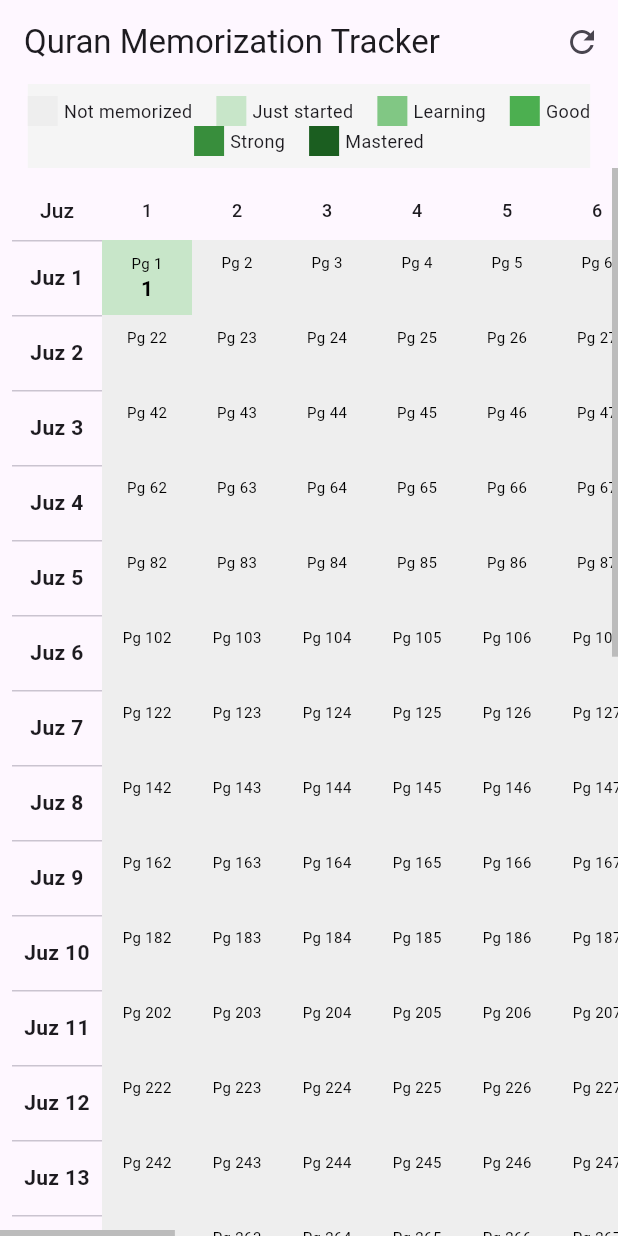
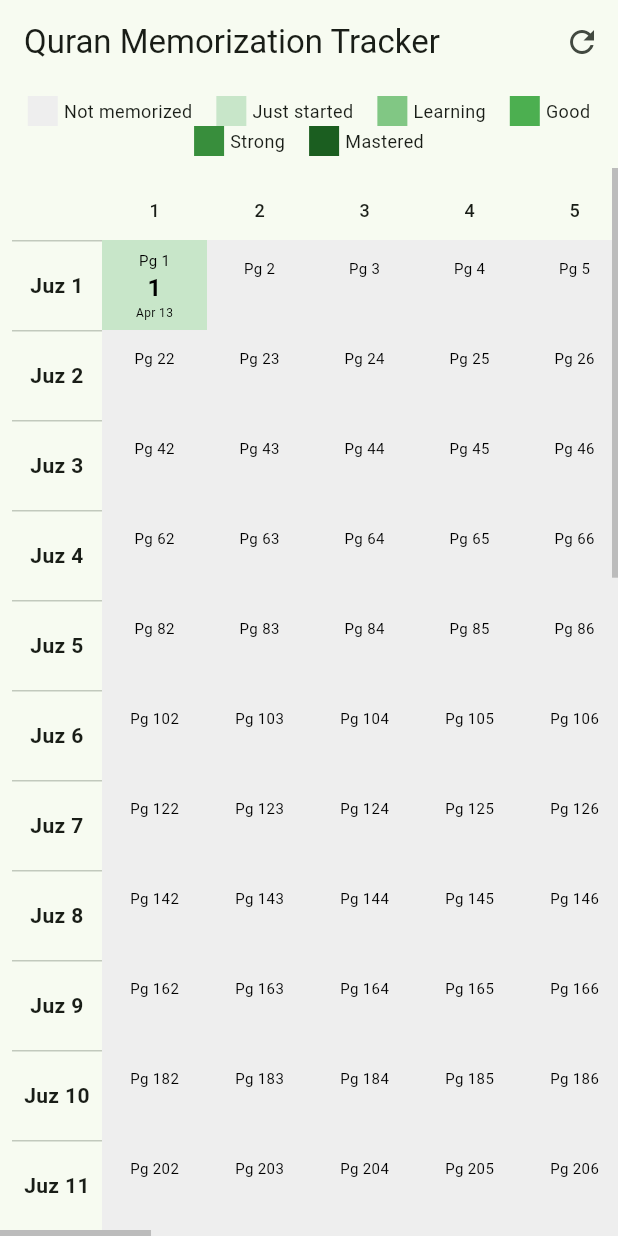
Before and after one commit to Fazwalrus/quran_memorization_tracker, a Flutter app: the screen it shows after launch, after a tap on an icon or button, on a phone screen of 412 x 824 dp. Run offline on Flutter 3.47's test engine with Material 3 defaults, Android fonts, the phone set to English and light mode, and no system bars; our stand-ins replace shared_preferences.

Commit message:
Support theme switch

```diff
--- a/lib/main.dart
+++ b/lib/main.dart
@@ -1,6 +1,7 @@
 import 'package:flutter/material.dart';
 import 'package:shared_preferences/shared_preferences.dart';
 import 'dart:convert';
+import 'package:intl/intl.dart';
 
 void main() {
   WidgetsFlutterBinding.ensureInitialized();
@@ -15,9 +16,20 @@ class QuranMemorizationApp extends StatelessWidget {
     return MaterialApp(
       title: 'Quran Memorization Tracker',
       theme: ThemeData(
-        primarySwatch: Colors.green,
-        visualDensity: VisualDensity.adaptivePlatformDensity,
+        colorScheme: ColorScheme.fromSeed(
+          seedColor: Colors.green,
+          brightness: Brightness.light,
+        ),
+        useMaterial3: true,
       ),
+      darkTheme: ThemeData(
+        colorScheme: ColorScheme.fromSeed(
+          seedColor: Colors.green,
+          brightness: Brightness.dark,
+        ),
+        useMaterial3: true,
+      ),
+      themeMode: ThemeMode.system,
       home: const MemorizationGrid(),
     );
   }
@@ -27,24 +39,26 @@ class MemorizationGrid extends StatefulWidget {
   const MemorizationGrid({super.key});
 
   @override
-  MemorizationGridState createState() => MemorizationGridState();
+  State<MemorizationGrid> createState() => _MemorizationGridState();
 }
 
-class MemorizationGridState extends State<MemorizationGrid> {
+class _MemorizationGridState extends State<MemorizationGrid> {
   final int juzCount = 30;
   late List<List<int>> data;
+  late List<List<DateTime?>> revisedDates;
   late List<int> pagesPerJuz;
   bool _isLoading = true;
   final ScrollController _horizontalScrollController = ScrollController();
   final ScrollController _verticalScrollController = ScrollController();
+  final DateFormat _dateFormat = DateFormat('MMM d');
 
   @override
   void initState() {
     super.initState();
     pagesPerJuz = List.generate(juzCount, (index) {
-      if (index == 0) return 21;    // Juz 1 has 21 pages
-      if (index == 29) return 23;   // Juz 30 has 23 pages
-      return 20;                    // Juz 2-29 have 20 pages
+      if (index == 0) return 21;
+      if (index == 29) return 23;
+      return 20;
     });
     _loadData();
   }
@@ -52,6 +66,7 @@ class MemorizationGridState extends State<MemorizationGrid> {
   Future<void> _loadData() async {
     SharedPreferences prefs = await SharedPreferences.getInstance();
     String? savedData = prefs.getString('memorization_data');
+    String? savedDates = prefs.getString('memorization_dates');
 
     if (savedData != null) {
       List<dynamic> jsonData = json.decode(savedData);
@@ -65,6 +80,15 @@ class MemorizationGridState extends State<MemorizationGrid> {
       _initializeDefaultData();
     }
 
+    if (savedDates != null) {
+      List<dynamic> jsonDates = json.decode(savedDates);
+      revisedDates = jsonDates.map((juz) =>
+        (juz as List).map((date) => date != null ? DateTime.parse(date) : null).toList()
+      ).toList();
+    } else {
+      revisedDates = List.generate(juzCount, (juz) => List.generate(pagesPerJuz[juz], (_) => null));
+    }
+
     setState(() {
       _isLoading = false;
     });
@@ -72,36 +96,51 @@ class MemorizationGridState extends State<MemorizationGrid> {
 
   void _initializeDefaultData() {
     data = List.generate(juzCount, (juz) => List.generate(pagesPerJuz[juz], (_) => 0));
+    revisedDates = List.generate(juzCount, (juz) => List.generate(pagesPerJuz[juz], (_) => null));
   }
 
   Future<void> _saveData() async {
     SharedPreferences prefs = await SharedPreferences.getInstance();
     await prefs.setString('memorization_data', json.encode(data));
+    await prefs.setString('memorization_dates', json.encode(
+      revisedDates.map((juz) => juz.map((date) => date?.toIso8601String()).toList()).toList()
+    ));
   }
 
   void _updateStrength(int juzIndex, int pageIndex) async {
     setState(() {
       data[juzIndex][pageIndex] = (data[juzIndex][pageIndex] + 1) % 6;
+      if (data[juzIndex][pageIndex] > 0) {
+        revisedDates[juzIndex][pageIndex] = DateTime.now();
+      } else {
+        revisedDates[juzIndex][pageIndex] = null;
+      }
     });
     await _saveData();
   }
 
-  Color getStrengthColor(int level) {
+  Color getStrengthColor(int level, BuildContext context) {
+    final bool isDark = Theme.of(context).brightness == Brightness.dark;
+
     switch (level) {
       case 0:
-        return Colors.grey[200]!;
-      case 1:
-        return Colors.green[100]!;
-      case 2:
-        return Colors.green[300]!;
-      case 3:
-        return Colors.green[500]!;
-      case 4:
-        return Colors.green[700]!;
-      case 5:
-        return Colors.green[900]!;
+        return isDark ? Colors.grey[800]! : Colors.grey[200]!;
+      case 1: return isDark ? Colors.green[500]! : Colors.green[100]!;
+      case 2: return isDark ? Colors.green[600]! : Colors.green[300]!;
+      case 3: return isDark ? Colors.green[700]! : Colors.green[500]!;
+      case 4: return isDark ? Colors.green[800]! : Colors.green[700]!;
+      case 5: return isDark ? Colors.green[900]! : Colors.green[900]!;
       default:
-        return Colors.grey;
+        return isDark ? Colors.grey[900]! : Colors.grey[100]!;
+    }
+  }
+
+  Color getTextColor(int level, BuildContext context) {
+    final bool isDark = Theme.of(context).brightness == Brightness.dark;
+    if (isDark) {
+      return level < 3 ? Colors.white : Colors.white;
+    } else {
+      return level > 2 ? Colors.white : Colors.black;
     }
   }
 
@@ -162,17 +201,17 @@ class MemorizationGridState extends State<MemorizationGrid> {
           // Legend
           Container(
             padding: const EdgeInsets.symmetric(vertical: 8),
-            color: Colors.grey[100],
+            color: Theme.of(context).cardColor,
             child: Wrap(
               alignment: WrapAlignment.center,
               spacing: 16,
               children: [
-                _buildLegendItem(0, "Not memorized"),
-                _buildLegendItem(1, "Just started"),
-                _buildLegendItem(2, "Learning"),
-                _buildLegendItem(3, "Good"),
-                _buildLegendItem(4, "Strong"),
-                _buildLegendItem(5, "Mastered"),
+                _buildLegendItem(0, "Not memorized", context),
+                _buildLegendItem(1, "Just started", context),
+                _buildLegendItem(2, "Learning", context),
+                _buildLegendItem(3, "Good", context),
+                _buildLegendItem(4, "Strong", context),
+                _buildLegendItem(5, "Mastered", context),
               ],
             ),
           ),
@@ -197,16 +236,16 @@ class MemorizationGridState extends State<MemorizationGrid> {
                         columnSpacing: 0,
                         horizontalMargin: 0,
                         headingRowHeight: 40,
-                        dataRowHeight: 50, // Slightly taller to accommodate page numbers
+                        dataRowHeight: 60,
                         columns: [
                           const DataColumn(
                             label: SizedBox(
                               width: 60,
-                              child: Text('Juz', textAlign: TextAlign.center)),
+                              child: Text('', textAlign: TextAlign.center)),
                           ),
                           ...List.generate(maxPages, (i) => DataColumn(
                             label: SizedBox(
-                              width: 60, // Wider to accommodate page numbers
+                              width: 70,
                               child: Text(
                                 '${i + 1}',
                                 textAlign: TextAlign.center,
@@ -232,13 +271,14 @@ class MemorizationGridState extends State<MemorizationGrid> {
                                 if (pageIndex < pagesPerJuz[juzIndex]) {
                                   int level = data[juzIndex][pageIndex];
                                   int pageNum = getPageNumber(juzIndex, pageIndex);
+                                  DateTime? revisedDate = revisedDates[juzIndex][pageIndex];
                                   return DataCell(
                                     GestureDetector(
                                       onTap: () => _updateStrength(juzIndex, pageIndex),
                                       child: Container(
-                                        width: 60,
-                                        height: 50,
-                                        color: getStrengthColor(level),
+                                        width: 70,
+                                        height: 60,
+                                        color: getStrengthColor(level, context),
                                         alignment: Alignment.center,
                                         child: Column(
                                           mainAxisAlignment: MainAxisAlignment.center,
@@ -247,16 +287,25 @@ class MemorizationGridState extends State<MemorizationGrid> {
                                               'Pg $pageNum',
                                               style: TextStyle(
                                                 fontSize: 10,
-                                                color: level > 2 ? Colors.white : Colors.black,
+                                                color: getTextColor(level, context),
                                               ),
                                             ),
                                             Text(
                                               level == 0 ? '' : level.toString(),
                                               style: TextStyle(
                                                 fontWeight: FontWeight.bold,
-                                                color: level > 2 ? Colors.white : Colors.black,
+                                                fontSize: 16,
+                                                color: getTextColor(level, context),
                                               ),
                                             ),
+                                            if (revisedDate != null)
+                                              Text(
+                                                _dateFormat.format(revisedDate),
+                                                style: TextStyle(
+                                                  fontSize: 8,
+                                                  color: getTextColor(level, context),
+                                                ),
+                                              ),
                                           ],
                                         ),
                                       ),
@@ -281,14 +330,14 @@ class MemorizationGridState extends State<MemorizationGrid> {
     );
   }
 
-  Widget _buildLegendItem(int level, String label) {
+  Widget _buildLegendItem(int level, String label, BuildContext context) {
     return Row(
       mainAxisSize: MainAxisSize.min,
       children: [
         Container(
           width: 20,
           height: 20,
-          color: getStrengthColor(level),
+          color: getStrengthColor(level, context),
           margin: const EdgeInsets.only(right: 4),
         ),
         Text(label, style: const TextStyle(fontSize: 12)),
--- a/pubspec.yaml
+++ b/pubspec.yaml
@@ -14,6 +14,7 @@ dependencies:
   shared_preferences: ^2.2.2
 
   cupertino_icons: ^1.0.8
+  intl: ^0.20.2
 
 dev_dependencies:
   flutter_test:
```
Also changed, not shown: pubspec.lock.
